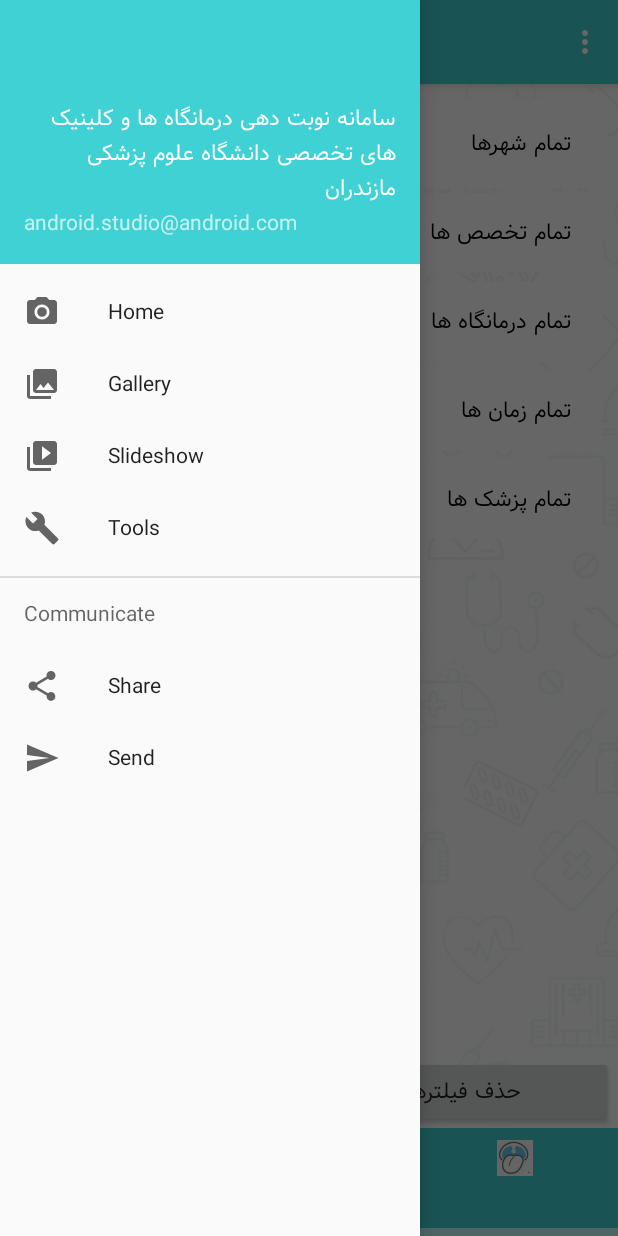
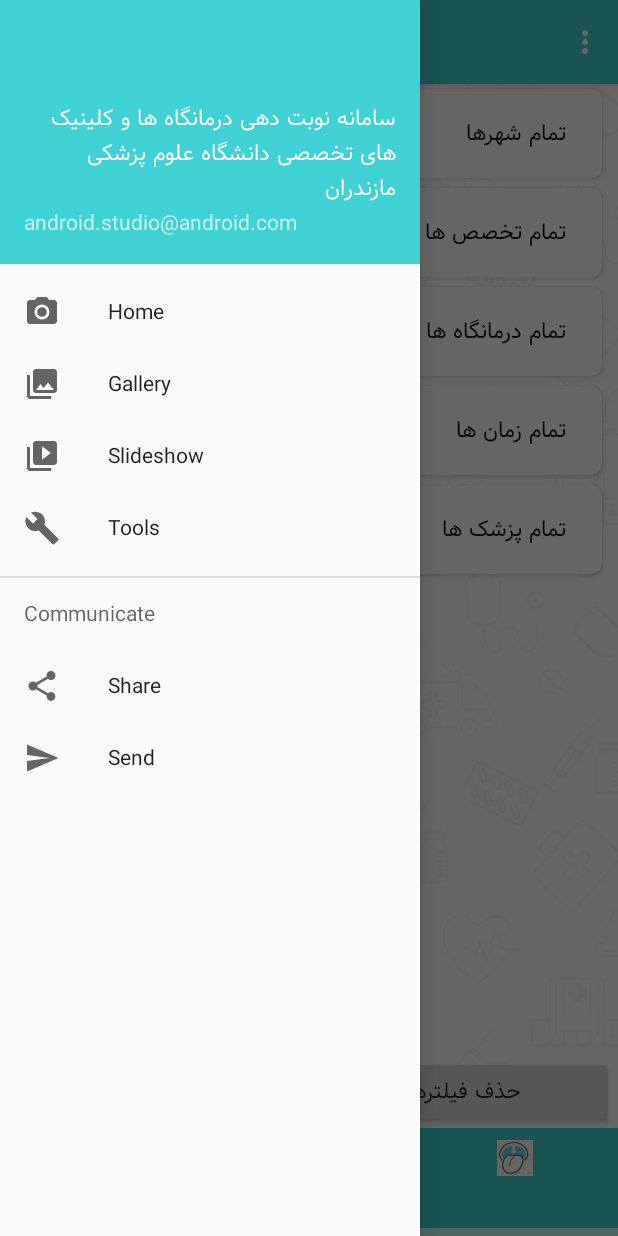
Before and after one commit to MeysamSMH7/turn, an Android app: the frTab_reserve screen opened directly, with no data from a screen before it, with the side drawer open, on a phone screen of 412 x 824 dp. Run offline under Robolectric (Android 15) with nearby library versions, the phone set to English and light mode, and no system bars.

Commit message:
edit json and resTime

```diff
--- a/app/src/main/java/com/example/turn/Activity/Main/Adapter/AdRecycResTimes.java
+++ b/app/src/main/java/com/example/turn/Activity/Main/Adapter/AdRecycResTimes.java
@@ -43,36 +43,23 @@ public class AdRecycResTimes extends RecyclerView.Adapter<AdRecycResTimes.ViewHo
             holder.itemView.startAnimation(animation);
             lastPosition = position;
 
-            String hospitalName = data.get(position).hospitalName;
+            String hospitalName = data.get(position).hsp_title;
             hospitalName.replace("بیمارستان", "");
             hospitalName.replace("بیمارستان", "");
             holder.txtRcycRT_hospital.setText("بیمارستان " + hospitalName);
-            holder.txtRcycRT_hospital.setText("شیفت " + data.get(position).shift);
-            holder.txtRcycRT_doctorName.setText("دکتر " + data.get(position).doctorName);
-            holder.txtRcycRT_takhasos.setText("تخصص " + data.get(position).takhasos);
-            holder.txtRcycRT_num.setText("اینترنتی: " + data.get(position).num);
+            holder.txtRcycRT_shift.setText("شیفت " + data.get(position).shift_title);
+            holder.txtRcycRT_doctorName.setText("دکتر " + data.get(position).dr_name);
+            holder.txtRcycRT_takhasos.setText("تخصص " + data.get(position).spc_title);
+            holder.txtRcycRT_num.setText("اینترنتی: " + data.get(position).web_turn);
 
-            holder.linearRcycRT_status.setBackgroundColor(context.getResources().getColor(R.color.colorFinish));
-            holder.txtRcycRT_status.setText("وضعیت: اتمام");
 
-            if (position == 4) {
+
+            if ( data.get(position).web_turn.equals("0")) {
+                holder.linearRcycRT_status.setBackgroundColor(context.getResources().getColor(R.color.colorFinish));
+                holder.txtRcycRT_status.setText("وضعیت: " + data.get(position).status_type);
+            }else {
                 holder.linearRcycRT_status.setBackgroundColor(context.getResources().getColor(R.color.colorNoFinish));
-                holder.txtRcycRT_status.setText("وضعیت: نوبت دهی");
-            }
-
-            if (position == 5) {
-                holder.linearRcycRT_status.setBackgroundColor(context.getResources().getColor(R.color.colorNoFinish));
-                holder.txtRcycRT_status.setText("وضعیت: نوبت دهی");
-            }
-
-            if (position == 7) {
-                holder.linearRcycRT_status.setBackgroundColor(context.getResources().getColor(R.color.colorNoFinish));
-                holder.txtRcycRT_status.setText("وضعیت: نوبت دهی");
-            }
-
-            if (position == 9) {
-                holder.linearRcycRT_status.setBackgroundColor(context.getResources().getColor(R.color.colorNoFinish));
-                holder.txtRcycRT_status.setText("وضعیت: نوبت دهی");
+                holder.txtRcycRT_status.setText("وضعیت: " + data.get(position).status_type);
             }
 
         } catch (Exception e) {
--- a/app/src/main/java/com/example/turn/Activity/Main/Fragment/frTab_reserve.java
+++ b/app/src/main/java/com/example/turn/Activity/Main/Fragment/frTab_reserve.java
@@ -86,7 +86,6 @@ public class frTab_reserve extends Fragment implements SearchView.OnQueryTextLis
 
     private ArrayList<ModResTime> arrayListResTimes;
 
-    private Button btnRT_next;
     private Button btnRT_previous;
 
     //------------ linearPazireshPage
@@ -141,6 +140,8 @@ public class frTab_reserve extends Fragment implements SearchView.OnQueryTextLis
         linearPazireshPageBtn.setVisibility(View.GONE);
         linearPazireshPage2.setVisibility(View.GONE);
 
+        String res = "{\"status\":\"yes\",\"message\":\"\",\"data\":[{\"dr_prg_hsp_mdc_spc_date_id\":\"1\",\"hsp_title\":\"بیمارستان شهید بهشتی\",\"shift_title\":\"صبح\",\"dr_name\":\"مهسا طاهری\",\"spc_title\":\"اطفال\",\"prg_date\":\"1399/01/06\",\"web_turn\":\"1\",\"status_type\":\"دریافت نوبت\"},{\"dr_prg_hsp_mdc_spc_date_id\":\"12\",\"hsp_title\":\"بیمارستان شهید حسینی\",\"shift_title\":\"عصر\",\"dr_name\":\"مهدی منصوری\",\"spc_title\":\"داخلی\",\"prg_date\":\"1399/02/07\",\"web_turn\":\"0\",\"status_type\":\"اتمام\"},{\"dr_prg_hsp_mdc_spc_date_id\":\"13\",\"hsp_title\":\"بیمارستان شهید صالحی\",\"shift_title\":\"ش\",\"dr_name\":\"فرزاد اکبری\",\"spc_title\":\"عمومی\",\"prg_date\":\"1399/03/09\",\"web_turn\":\"5\",\"status_type\":\"دریافت نوبت\"},{\"dr_prg_hsp_mdc_spc_date_id\":\"14\",\"hsp_title\":\"بیمارستان شهید عابدزاده\",\"shift_title\":\"عصر\",\"dr_name\":\"علی ملکی\",\"spc_title\":\"داخلی\",\"prg_date\":\"1399/04/19\",\"web_turn\":\"3\",\"status_type\":\"دریافت نوبت\"},{\"dr_prg_hsp_mdc_spc_date_id\":\"15\",\"hsp_title\":\"بیمارستان  بهشتی\",\"shift_title\":\"صبح\",\"dr_name\":\"نجمه مقدم\",\"spc_title\":\"داخلی\",\"prg_date\":\"1399/09/05\",\"web_turn\":\"0\",\"status_type\":\"اتمام\"}]}";
+        setRecycViewData(res);
         return view;
     }
 
@@ -209,25 +210,17 @@ public class frTab_reserve extends Fragment implements SearchView.OnQueryTextLis
     private void reservationTimes(View view) {
         linearResTimes = view.findViewById(R.id.linearResTimes);
         linearResTimesBtn = view.findViewById(R.id.linearResTimesBtn);
+        btnRT_previous = view.findViewById(R.id.btnRT_previous);
         rcycRT = view.findViewById(R.id.rcycRT);
         arrayListResTimes = new ArrayList();
 
-        for (int i = 0; i <= 10; i++) tempData(i);
-        AdRecycResTimes adapterResTimes = new AdRecycResTimes(getContext(), arrayListResTimes);
-        rcycRT.setAdapter(adapterResTimes);
+        JSONObject objectMain = new JSONObject();
+        try {
+            objectMain.put("ss", "ss");
+        } catch (JSONException e) {
+            e.printStackTrace();
+        }
 
-
-        btnRT_next = view.findViewById(R.id.btnRT_next);
-        btnRT_previous = view.findViewById(R.id.btnRT_previous);
-        btnRT_next.setOnClickListener(new View.OnClickListener() {
-            @Override
-            public void onClick(View view) {
-                linearPazireshPage.setVisibility(View.VISIBLE);
-                linearPazireshPageBtn.setVisibility(View.VISIBLE);
-                linearResTimes.setVisibility(View.GONE);
-                linearResTimesBtn.setVisibility(View.GONE);
-            }
-        });
         btnRT_previous.setOnClickListener(new View.OnClickListener() {
             @Override
             public void onClick(View view) {
@@ -243,16 +236,39 @@ public class frTab_reserve extends Fragment implements SearchView.OnQueryTextLis
 
     }
 
-    private void tempData(int i) {
-        ModResTime time = new ModResTime();
-        time.hospitalName = "بیمارستان دی " + i;
-        time.shift = "صبح";
-        time.doctorName = "دکتر چیزی";
-        time.takhasos = "فک و صورت";
-        time.date = "1399/01/0" + i;
-        time.num = "" + i;
-        time.status = "ok";
-        arrayListResTimes.add(time);
+    private void setRecycViewData(String res) {
+        try {
+            JSONObject object = new JSONObject(res);
+            String status = object.getString("status");
+            String message = object.getString("message");
+            if (status.equals("yes")) {
+                String data = object.getString("data");
+                JSONArray arrayData = new JSONArray(data);
+
+                for (int i = 0; i < arrayData.length(); i++) {
+                    JSONObject objectTemp = arrayData.getJSONObject(i);
+                    ModResTime time = new ModResTime();
+                    time.id = objectTemp.getString("dr_prg_hsp_mdc_spc_date_id");
+                    time.hsp_title = objectTemp.getString("hsp_title");
+                    time.shift_title = objectTemp.getString("shift_title");
+                    time.dr_name = objectTemp.getString("dr_name");
+                    time.spc_title = objectTemp.getString("spc_title");
+                    time.prg_date = objectTemp.getString("prg_date");
+                    time.web_turn = objectTemp.getString("web_turn");
+                    time.status_type = objectTemp.getString("status_type");
+                    arrayListResTimes.add(time);
+                }
+
+                AdRecycResTimes adapterResTimes = new AdRecycResTimes(getContext(), arrayListResTimes);
+                rcycRT.setAdapter(adapterResTimes);
+
+            } else
+//                new ShowMessage(getContext()).ShowMessage_SnackBar(linearSelectFilters, message + "");
+                Toast.makeText(getContext(), message + "", Toast.LENGTH_SHORT).show();
+
+        } catch (Exception e) {
+            e.printStackTrace();
+        }
     }
 
     //    SearchView
@@ -499,7 +515,8 @@ public class frTab_reserve extends Fragment implements SearchView.OnQueryTextLis
                 }
 
             } else
-                new ShowMessage(getContext()).ShowMessage_SnackBar(linearSelectFilters, message + "");
+//                new ShowMessage(getContext()).ShowMessage_SnackBar(linearSelectFilters, message + "");
+                Toast.makeText(getContext(), message + "", Toast.LENGTH_SHORT).show();
         } catch (Exception e) {
             e.printStackTrace();
         }
--- a/app/src/main/java/com/example/turn/Activity/Main/Model/ModResTime.java
+++ b/app/src/main/java/com/example/turn/Activity/Main/Model/ModResTime.java
@@ -2,12 +2,13 @@ package com.example.turn.Activity.Main.Model;
 
 public class ModResTime {
 
-    public String hospitalName;
-    public String shift;
-    public String doctorName;
-    public String takhasos;
-    public String date;
-    public String num;
-    public String status;
+    public String id;
+    public String hsp_title;
+    public String shift_title;
+    public String dr_name;
+    public String spc_title;
+    public String prg_date;
+    public String web_turn;
+    public String status_type;
 
 }
--- a/app/src/main/res/layout/fr_tab_reserve.xml
+++ b/app/src/main/res/layout/fr_tab_reserve.xml
@@ -11,99 +11,7 @@
         android:src="@drawable/main_background"
         android:tint="#EBFFFFFF" />
 
-    <LinearLayout
-        android:id="@+id/linearBtns"
-        android:layout_width="match_parent"
-        android:layout_height="wrap_content"
-        android:layout_alignParentBottom="true"
-        android:orientation="vertical">
 
-        <!--    linearSelectFiltersBtn        -->
-        <LinearLayout
-            android:id="@+id/linearSelectFiltersBtn"
-            android:layout_width="match_parent"
-            android:layout_height="wrap_content"
-            android:orientation="horizontal"
-            android:visibility="gone">
-
-            <Button
-                android:id="@+id/btnFrRes_next"
-                android:layout_width="match_parent"
-                android:layout_height="wrap_content"
-                android:layout_marginLeft="3dp"
-                android:layout_marginRight="3dp"
-                android:layout_weight="0.5"
-                android:text="بعدی" />
-
-            <Button
-                android:id="@+id/btnFrRes_filter"
-                android:layout_width="match_parent"
-                android:layout_height="wrap_content"
-                android:layout_marginLeft="3dp"
-                android:layout_marginRight="3dp"
-                android:layout_weight="0.5"
-                android:text="حذف فیلترها" />
-
-        </LinearLayout>
-
-        <!--    linearResTimesBtn        -->
-        <LinearLayout
-            android:id="@+id/linearResTimesBtn"
-            android:layout_width="match_parent"
-            android:layout_height="wrap_content"
-            android:orientation="horizontal">
-
-            <Button
-                android:id="@+id/btnRT_next"
-                android:layout_width="match_parent"
-                android:layout_height="wrap_content"
-                android:layout_marginLeft="3dp"
-                android:layout_marginRight="3dp"
-                android:layout_weight="0.5"
-                android:text="بعدی" />
-
-            <Button
-                android:id="@+id/btnRT_previous"
-                android:layout_width="match_parent"
-                android:layout_height="wrap_content"
-                android:layout_marginLeft="3dp"
-                android:layout_marginRight="3dp"
-                android:layout_weight="0.5"
-                android:text="مرحله ی قبلی" />
-
-
-        </LinearLayout>
-
-        <!--    linearPazireshPageBtn        -->
-        <LinearLayout
-            android:id="@+id/linearPazireshPageBtn"
-            android:layout_width="match_parent"
-            android:layout_height="wrap_content"
-            android:orientation="horizontal"
-            android:visibility="gone">
-
-            <Button
-                android:layout_width="match_parent"
-                android:layout_height="wrap_content"
-                android:layout_marginLeft="3dp"
-                android:layout_marginRight="3dp"
-                android:layout_weight="0.5"
-                android:text="ثبت پذیرش" />
-
-            <Button
-                android:id="@+id/btnPP_previous"
-                android:layout_width="match_parent"
-                android:layout_height="wrap_content"
-                android:layout_marginLeft="3dp"
-                android:layout_marginRight="3dp"
-                android:layout_weight="0.5"
-                android:text="مرحله ی قبلی" />
-
-        </LinearLayout>
-
-    </LinearLayout>
-
-    <!--  Buttons  -->
     <androidx.core.widget.NestedScrollView
         android:layout_width="match_parent"
         android:layout_height="match_parent"
@@ -127,8 +35,9 @@
                 <androidx.cardview.widget.CardView
                     android:layout_width="match_parent"
                     android:layout_height="wrap_content"
-                    android:layout_marginTop="10dp"
-                    app:cardCornerRadius="10dp">
+                    android:layout_margin="3dp"
+                    app:cardCornerRadius="7dp">
+
                     <LinearLayout
                         android:id="@+id/linearFrRes_city"
                         android:layout_width="match_parent"
@@ -144,8 +53,8 @@
                             android:layout_weight="0.5"
                             android:gravity="right|center"
                             android:text="انتخاب شهر"
-                            android:visibility="gone"
-                            android:textColor="@color/colorLogo" />
+                            android:textColor="@color/colorLogo"
+                            android:visibility="gone" />
 
                         <TextView
                             android:id="@+id/txtFrRes_city"
@@ -160,8 +69,14 @@
                             android:textColor="@color/colorLogo" />
 
                     </LinearLayout>
+
                 </androidx.cardview.widget.CardView>
 
+                <androidx.cardview.widget.CardView
+                    android:layout_width="match_parent"
+                    android:layout_height="wrap_content"
+                    android:layout_margin="3dp"
+                    app:cardCornerRadius="7dp">
 
                     <LinearLayout
                         android:id="@+id/linearFrRes_takhasos"
@@ -176,11 +91,11 @@
                             android:id="@+id/txtFrResTitle_takhasos"
                             android:layout_width="match_parent"
                             android:layout_height="wrap_content"
-                        android:visibility="gone"
                             android:layout_weight="0.5"
                             android:gravity="right|center"
                             android:text="انتخاب تخصص"
-                        android:textColor="@color/colorLogo" />
+                            android:textColor="@color/colorLogo"
+                            android:visibility="gone" />
 
                         <TextView
                             android:id="@+id/txtFrRes_takhasos"
@@ -195,6 +110,14 @@
                             android:textColor="@color/colorLogo" />
 
                     </LinearLayout>
+
+                </androidx.cardview.widget.CardView>
+
+                <androidx.cardview.widget.CardView
+                    android:layout_width="match_parent"
+                    android:layout_height="wrap_content"
+                    android:layout_margin="3dp"
+                    app:cardCornerRadius="7dp">
 
                     <LinearLayout
                         android:id="@+id/linearFrRes_darmonghah"
@@ -211,9 +134,9 @@
                             android:layout_height="wrap_content"
                             android:layout_weight="0.5"
                             android:gravity="right|center"
-                        android:visibility="gone"
                             android:text="انتخاب درمانگاه ها"
-                        android:textColor="@color/colorLogo" />
+                            android:textColor="@color/colorLogo"
+                            android:visibility="gone" />
 
                         <TextView
                             android:id="@+id/txtFrRes_darmonghah"
@@ -229,6 +152,14 @@
 
                     </LinearLayout>
 
+                </androidx.cardview.widget.CardView>
+
+                <androidx.cardview.widget.CardView
+                    android:layout_width="match_parent"
+                    android:layout_height="wrap_content"
+                    android:layout_margin="3dp"
+                    app:cardCornerRadius="7dp">
+
                     <LinearLayout
                         android:id="@+id/linearFrRes_time"
                         android:layout_width="match_parent"
@@ -239,14 +170,14 @@
                         android:padding="7dp">
 
                         <TextView
-                        android:visibility="gone"
                             android:id="@+id/txtFrResTitle_time"
                             android:layout_width="match_parent"
                             android:layout_height="wrap_content"
                             android:layout_weight="0.5"
                             android:gravity="right|center"
                             android:text="انتخاب بازه زمانی"
-                        android:textColor="@color/colorLogo" />
+                            android:textColor="@color/colorLogo"
+                            android:visibility="gone" />
 
                         <TextView
                             android:id="@+id/txtFrRes_time"
@@ -262,6 +193,14 @@
 
                     </LinearLayout>
 
+                </androidx.cardview.widget.CardView>
+
+                <androidx.cardview.widget.CardView
+                    android:layout_width="match_parent"
+                    android:layout_height="wrap_content"
+                    android:layout_margin="3dp"
+                    app:cardCornerRadius="7dp">
+
                     <LinearLayout
                         android:id="@+id/linearFrRes_doctor"
                         android:layout_width="match_parent"
@@ -272,14 +211,14 @@
                         android:padding="7dp">
 
                         <TextView
-                        android:visibility="gone"
                             android:id="@+id/txtFrResTitle_doctor"
                             android:layout_width="match_parent"
                             android:layout_height="wrap_content"
                             android:layout_weight="0.5"
                             android:gravity="right|center"
                             android:text="انتخاب پزشک"
-                        android:textColor="@color/colorLogo" />
+                            android:textColor="@color/colorLogo"
+                            android:visibility="gone" />
 
                         <TextView
                             android:id="@+id/txtFrRes_doctor"
@@ -294,6 +233,8 @@
                             android:textColor="@color/colorLogo" />
 
                     </LinearLayout>
+
+                </androidx.cardview.widget.CardView>
 
 
             </LinearLayout>
@@ -734,4 +675,87 @@
 
     </androidx.core.widget.NestedScrollView>
 
+    <!--  Buttons  -->
+    <LinearLayout
+        android:id="@+id/linearBtns"
+        android:layout_width="match_parent"
+        android:layout_height="wrap_content"
+        android:layout_alignParentBottom="true"
+        android:orientation="vertical">
+
+        <!--    linearSelectFiltersBtn        -->
+        <LinearLayout
+            android:id="@+id/linearSelectFiltersBtn"
+            android:layout_width="match_parent"
+            android:layout_height="wrap_content"
+            android:orientation="horizontal">
+
+            <Button
+                android:id="@+id/btnFrRes_next"
+                android:layout_width="match_parent"
+                android:layout_height="wrap_content"
+                android:layout_marginLeft="3dp"
+                android:layout_marginRight="3dp"
+                android:layout_weight="0.5"
+                android:text="بعدی" />
+
+            <Button
+                android:id="@+id/btnFrRes_filter"
+                android:layout_width="match_parent"
+                android:layout_height="wrap_content"
+                android:layout_marginLeft="3dp"
+                android:layout_marginRight="3dp"
+                android:layout_weight="0.5"
+                android:text="حذف فیلترها" />
+
+        </LinearLayout>
+
+        <!--    linearResTimesBtn        -->
+        <LinearLayout
+            android:visibility="gone"
+            android:id="@+id/linearResTimesBtn"
+            android:layout_width="match_parent"
+            android:layout_height="wrap_content"
+            android:orientation="horizontal">
+
+            <Button
+                android:id="@+id/btnRT_previous"
+                android:layout_width="match_parent"
+                android:layout_height="wrap_content"
+                android:layout_marginLeft="3dp"
+                android:layout_marginRight="3dp"
+                android:layout_weight="0.5"
+                android:text="مرحله ی قبلی" />
+
+        </LinearLayout>
+
+        <!--    linearPazireshPageBtn        -->
+        <LinearLayout
+            android:id="@+id/linearPazireshPageBtn"
+            android:layout_width="match_parent"
+            android:layout_height="wrap_content"
+            android:orientation="horizontal"
+            android:visibility="gone">
+
+            <Button
+                android:layout_width="match_parent"
+                android:layout_height="wrap_content"
+                android:layout_marginLeft="3dp"
+                android:layout_marginRight="3dp"
+                android:layout_weight="0.5"
+                android:text="ثبت پذیرش" />
+
+            <Button
+                android:id="@+id/btnPP_previous"
+                android:layout_width="match_parent"
+                android:layout_height="wrap_content"
+                android:layout_marginLeft="3dp"
+                android:layout_marginRight="3dp"
+                android:layout_weight="0.5"
+                android:text="مرحله ی قبلی" />
+
+        </LinearLayout>
+
+    </LinearLayout>
+
 </RelativeLayout>
--- a/app/src/main/res/layout/item_rcyc_restimes.xml
+++ b/app/src/main/res/layout/item_rcyc_restimes.xml
@@ -36,7 +36,7 @@
             android:gravity="right|center"
             android:paddingRight="17dp"
             android:text="بیمارستان اون ور ابی ها"
-            android:textColor="@color/colorLogo" />
+            android:textColor="@color/colorAccent" />
 
         <ImageButton
             android:layout_width="30dp"
@@ -68,7 +68,7 @@
             android:gravity="right|center"
             android:paddingRight="17dp"
             android:text="دکتر اسم و فامیلی"
-            android:textColor="@color/colorLogo" />
+            android:textColor="@color/colorAccent" />
 
         <ImageButton
             android:layout_width="30dp"
@@ -86,14 +86,14 @@
         android:gravity="right|center"
         android:paddingRight="17dp"
         android:text="ایتنرنتی : 23"
-        android:textColor="@color/colorLogo" />
+        android:textColor="@color/colorAccent" />
 
     <LinearLayout
         android:id="@+id/linearRcycRT_status"
         android:layout_width="match_parent"
         android:layout_height="match_parent"
-        android:background="#39AB17"
-        android:layout_marginTop="3dp">
+        android:layout_marginTop="3dp"
+        android:background="#39AB17">
 
         <TextView
             android:id="@+id/txtRcycRT_status"
```
Lines whose indentation alone changed are shown as unchanged.
